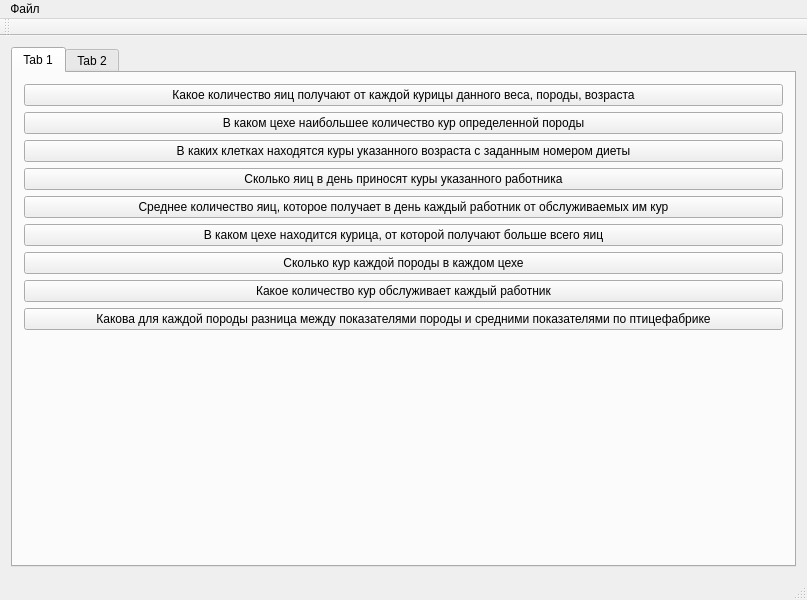
Before: the Qt Designer form gui/mainwindow.ui in Xtail96/QSQLite-database, drawn with Qt 5.
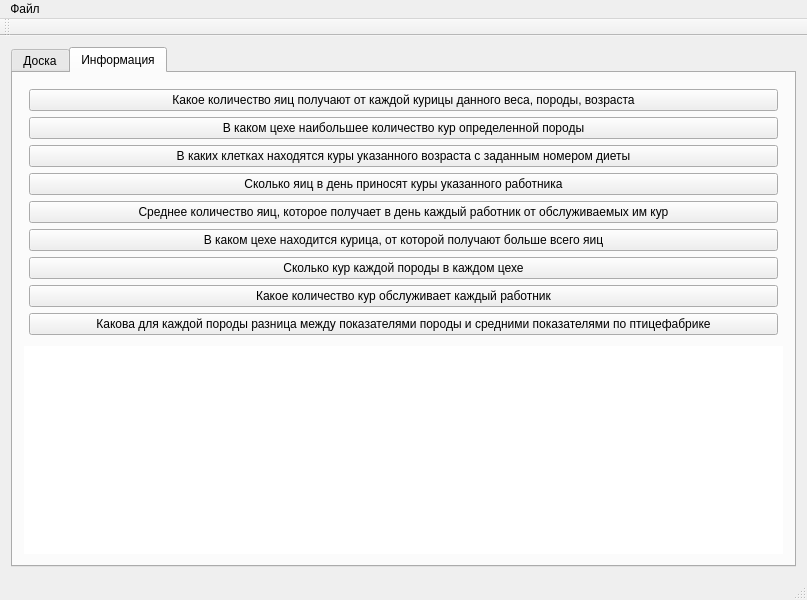
After: the same form once the commit is applied. The open tabs and pages were chosen to show the change.

Commit message: Рефакторинг интерфейса

```diff
--- a/gui/mainwindow.ui
+++ b/gui/mainwindow.ui
@@ -22,90 +22,7 @@
       </property>
       <widget class="QWidget" name="clientTab">
        <attribute name="title">
-        <string>Tab 1</string>
-       </attribute>
-       <layout class="QGridLayout" name="gridLayout_2">
-        <item row="9" column="0">
-         <spacer name="verticalSpacer">
-          <property name="orientation">
-           <enum>Qt::Vertical</enum>
-          </property>
-          <property name="sizeHint" stdset="0">
-           <size>
-            <width>20</width>
-            <height>40</height>
-           </size>
-          </property>
-         </spacer>
-        </item>
-        <item row="8" column="0">
-         <widget class="QPushButton" name="pushButton_8">
-          <property name="text">
-           <string>Какова для каждой породы разница между показателями породы и средними показателями по птицефабрике</string>
-          </property>
-         </widget>
-        </item>
-        <item row="6" column="0">
-         <widget class="QPushButton" name="pushButton_6">
-          <property name="text">
-           <string>Сколько кур каждой породы в каждом цехе</string>
-          </property>
-         </widget>
-        </item>
-        <item row="2" column="0">
-         <widget class="QPushButton" name="pushButton_3">
-          <property name="text">
-           <string>В каких клетках находятся куры указанного возраста с заданным номером диеты</string>
-          </property>
-         </widget>
-        </item>
-        <item row="3" column="0">
-         <widget class="QPushButton" name="pushButton_9">
-          <property name="text">
-           <string>Сколько яиц в день приносят куры указанного работника</string>
-          </property>
-         </widget>
-        </item>
-        <item row="0" column="0">
-         <widget class="QPushButton" name="pushButton">
-          <property name="text">
-           <string>Какое количество яиц получают от каждой курицы данного веса, породы, возраста</string>
-          </property>
-         </widget>
-        </item>
-        <item row="5" column="0">
-         <widget class="QPushButton" name="pushButton_5">
-          <property name="text">
-           <string>В каком цехе находится курица, от которой получают больше всего яиц</string>
-          </property>
-         </widget>
-        </item>
-        <item row="4" column="0">
-         <widget class="QPushButton" name="pushButton_4">
-          <property name="text">
-           <string>Среднее количество яиц, которое получает в день каждый работник от обслуживаемых им кур</string>
-          </property>
-         </widget>
-        </item>
-        <item row="1" column="0">
-         <widget class="QPushButton" name="pushButton_2">
-          <property name="text">
-           <string>В каком цехе наибольшее количество кур определенной породы</string>
-          </property>
-         </widget>
-        </item>
-        <item row="7" column="0">
-         <widget class="QPushButton" name="pushButton_7">
-          <property name="text">
-           <string>Какое количество кур обслуживает каждый работник</string>
-          </property>
-         </widget>
-        </item>
-       </layout>
-      </widget>
-      <widget class="QWidget" name="developmentTab">
-       <attribute name="title">
-        <string>Tab 2</string>
+        <string>Доска</string>
        </attribute>
        <layout class="QGridLayout" name="gridLayout_3">
         <item row="0" column="0">
@@ -215,6 +132,122 @@
         </item>
        </layout>
       </widget>
+      <widget class="QWidget" name="informationTab">
+       <attribute name="title">
+        <string>Информация</string>
+       </attribute>
+       <layout class="QGridLayout" name="gridLayout_2">
+        <item row="1" column="0">
+         <widget class="QTextEdit" name="responseTextEdit">
+          <property name="sizePolicy">
+           <sizepolicy hsizetype="Expanding" vsizetype="Preferred">
+            <horstretch>0</horstretch>
+            <verstretch>2</verstretch>
+           </sizepolicy>
+          </property>
+          <property name="frameShape">
+           <enum>QFrame::NoFrame</enum>
+          </property>
+          <property name="readOnly">
+           <bool>true</bool>
+          </property>
+         </widget>
+        </item>
+        <item row="0" column="0">
+         <widget class="QFrame" name="frame">
+          <property name="sizePolicy">
+           <sizepolicy hsizetype="Preferred" vsizetype="Preferred">
+            <horstretch>0</horstretch>
+            <verstretch>1</verstretch>
+           </sizepolicy>
+          </property>
+          <property name="frameShape">
+           <enum>QFrame::NoFrame</enum>
+          </property>
+          <property name="frameShadow">
+           <enum>QFrame::Raised</enum>
+          </property>
+          <layout class="QGridLayout" name="gridLayout_4">
+           <property name="leftMargin">
+            <number>5</number>
+           </property>
+           <property name="topMargin">
+            <number>5</number>
+           </property>
+           <property name="rightMargin">
+            <number>5</number>
+           </property>
+           <property name="bottomMargin">
+            <number>5</number>
+           </property>
+           <item row="2" column="0">
+            <widget class="QPushButton" name="pushButton_3">
+             <property name="text">
+              <string>В каких клетках находятся куры указанного возраста с заданным номером диеты</string>
+             </property>
+            </widget>
+           </item>
+           <item row="8" column="0">
+            <widget class="QPushButton" name="pushButton_8">
+             <property name="text">
+              <string>Какова для каждой породы разница между показателями породы и средними показателями по птицефабрике</string>
+             </property>
+            </widget>
+           </item>
+           <item row="0" column="0">
+            <widget class="QPushButton" name="pushButton">
+             <property name="text">
+              <string>Какое количество яиц получают от каждой курицы данного веса, породы, возраста</string>
+             </property>
+            </widget>
+           </item>
+           <item row="4" column="0">
+            <widget class="QPushButton" name="pushButton_4">
+             <property name="text">
+              <string>Среднее количество яиц, которое получает в день каждый работник от обслуживаемых им кур</string>
+             </property>
+            </widget>
+           </item>
+           <item row="6" column="0">
+            <widget class="QPushButton" name="pushButton_6">
+             <property name="text">
+              <string>Сколько кур каждой породы в каждом цехе</string>
+             </property>
+            </widget>
+           </item>
+           <item row="5" column="0">
+            <widget class="QPushButton" name="pushButton_5">
+             <property name="text">
+              <string>В каком цехе находится курица, от которой получают больше всего яиц</string>
+             </property>
+            </widget>
+           </item>
+           <item row="3" column="0">
+            <widget class="QPushButton" name="pushButton_9">
+             <property name="text">
+              <string>Сколько яиц в день приносят куры указанного работника</string>
+             </property>
+            </widget>
+           </item>
+           <item row="7" column="0">
+            <widget class="QPushButton" name="pushButton_7">
+             <property name="text">
+              <string>Какое количество кур обслуживает каждый работник</string>
+             </property>
+            </widget>
+           </item>
+           <item row="1" column="0">
+            <widget class="QPushButton" name="pushButton_2">
+             <property name="text">
+              <string>В каком цехе наибольшее количество кур определенной породы</string>
+             </property>
+            </widget>
+           </item>
+          </layout>
+         </widget>
+        </item>
+       </layout>
+      </widget>
      </widget>
     </item>
    </layout>
```
Left out of the diff: 4 changed lines with no effect on the pictures.
